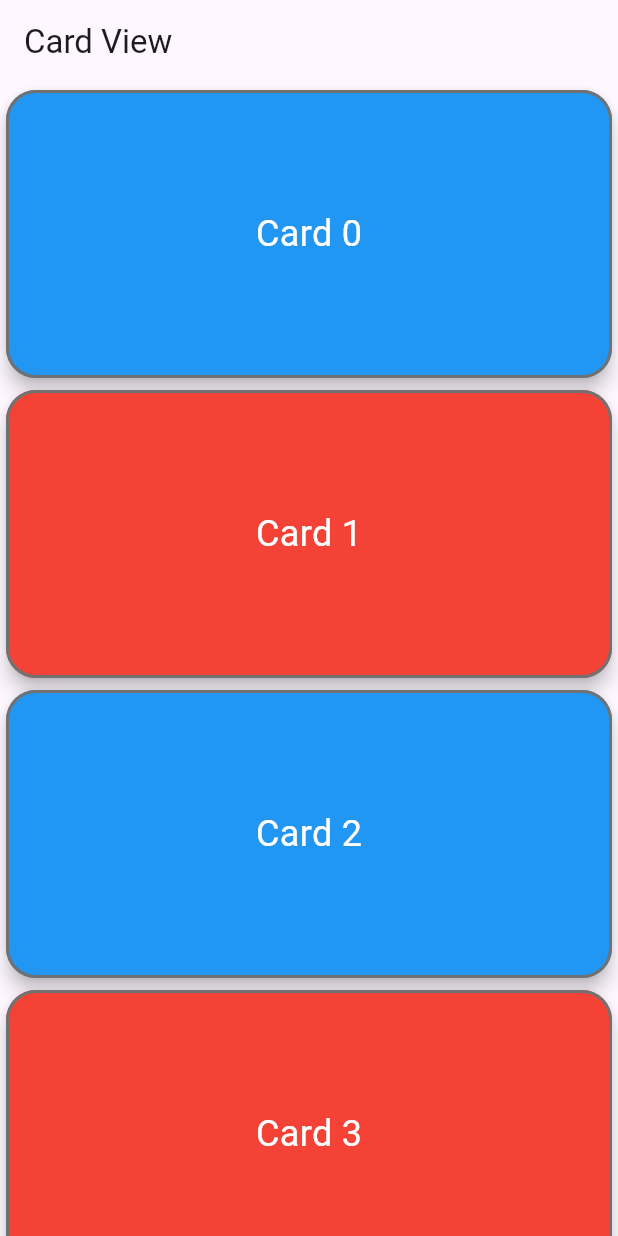
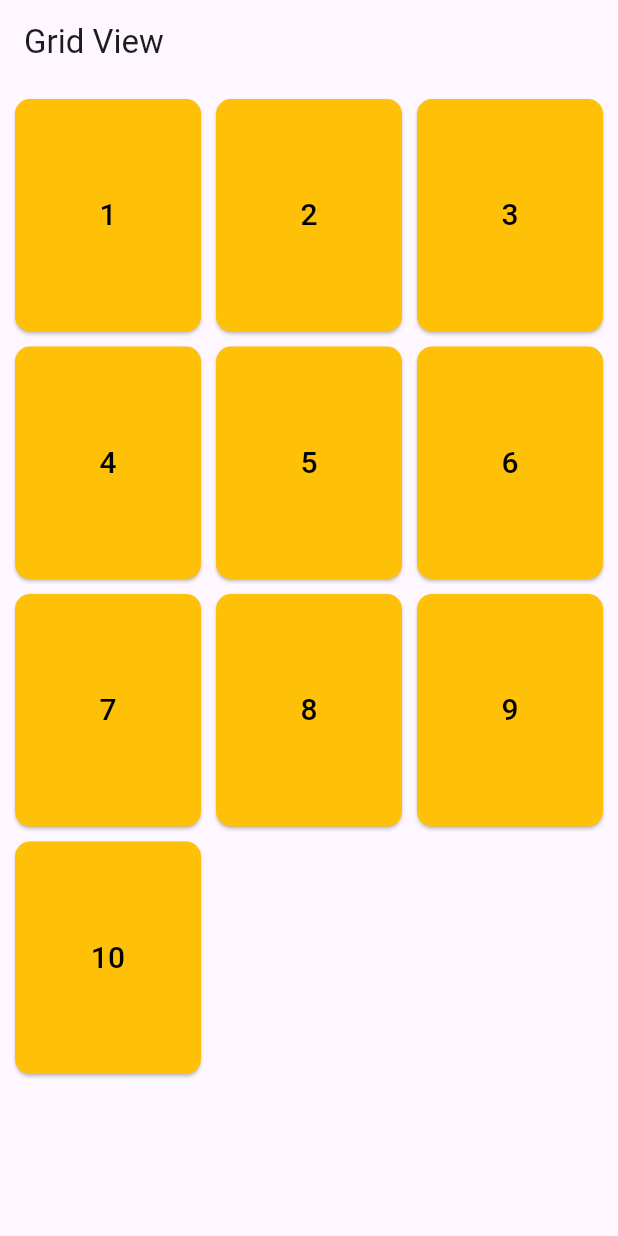
Before and after one commit to kiranrana8973/batch_34a, a Flutter app: the screen it shows after launch, on a phone screen of 412 x 824 dp. Run offline on Flutter 3.47's test engine with Material 3 defaults, Android fonts, the phone set to English and light mode, and no system bars.

Commit message:
Added grid

```diff
--- a/lib/app.dart
+++ b/lib/app.dart
@@ -1,4 +1,4 @@
-import 'package:batch_34a/view/card_view.dart';
+import 'package:batch_34a/view/grid_screen.dart';
 import 'package:flutter/material.dart';
 
 class App extends StatelessWidget {
@@ -6,6 +6,6 @@ class App extends StatelessWidget {
 
   @override
   Widget build(BuildContext context) {
-    return MaterialApp(home: CardView());
+    return MaterialApp(home: GridScreen());
   }
 }
--- /dev/null
+++ b/lib/view/grid_screen.dart
@@ -0,0 +1,51 @@
+import 'package:flutter/material.dart';
+
+class GridScreen extends StatefulWidget {
+  const GridScreen({super.key});
+
+  @override
+  State<GridScreen> createState() => _GridScreenState();
+}
+
+class _GridScreenState extends State<GridScreen> {
+  int selectedIndex = -1;
+  @override
+  Widget build(BuildContext context) {
+    return Scaffold(
+      appBar: AppBar(title: const Text('Grid View')),
+      body: GridView.count(
+        padding: const EdgeInsets.all(10),
+        crossAxisCount: 3,
+        crossAxisSpacing: 10,
+        mainAxisSpacing: 10,
+        childAspectRatio: 4 / 5,
+        children: [
+          for (int i = 0; i < 10; i++) ...{
+            SizedBox(
+              height: 100,
+              width: 100,
+              child: ElevatedButton(
+                style: ElevatedButton.styleFrom(
+                  backgroundColor:
+                      selectedIndex == i ? Colors.green : Colors.amber,
+                  shape: RoundedRectangleBorder(
+                    borderRadius: BorderRadius.circular(10),
+                  ),
+                ),
+                onPressed: () {
+                  setState(() {
+                    selectedIndex = i;
+                  });
+                },
+                child: Text(
+                  '${i + 1}',
+                  style: const TextStyle(fontSize: 20, color: Colors.black),
+                ),
+              ),
+            ),
+          },
+        ],
+      ),
+    );
+  }
+}
```
Also changed, not shown: lib/view/card_view.dart (+21 -2 lines), lib/view/output_view.dart (added, +30 -0 lines), lib/view/student_view.dart (+41 -19 lines).
